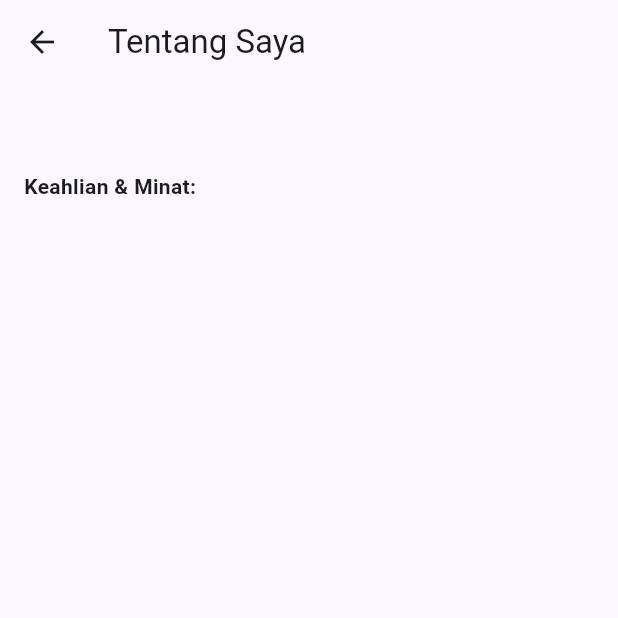
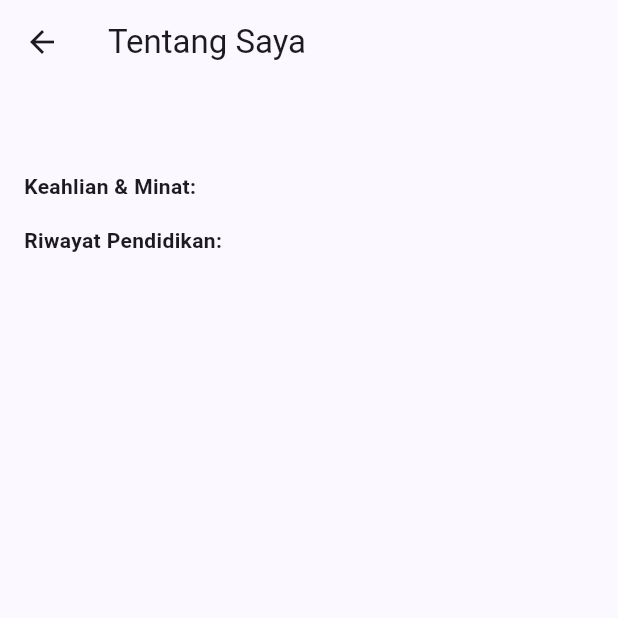
Before and after one commit to Alfin-NN/tumbal-proyek, a Flutter app: the AboutPage screen opened directly with empty values, on a phone screen of 412 x 824 dp, the top half of it. Run offline on Flutter 3.47's test engine with Material 3 defaults, Android fonts, the phone set to English and light mode, and no system bars.

Commit message:
feat(soal2-screens): buat daftar riwayat pendidikan menggunakan ListView

```diff
--- a/soal2_profil_app/lib/screens/about_page.dart
+++ b/soal2_profil_app/lib/screens/about_page.dart
@@ -1,7 +1,7 @@
 import 'package:flutter/material.dart';
 import '../models/profile.dart';
 
-// Halaman tentang saya dengan daftar keahlian
+// Halaman tentang saya dengan riwayat pendidikan
 class AboutPage extends StatelessWidget {
   final Profile profile;
 
@@ -26,6 +26,18 @@ class AboutPage extends StatelessWidget {
               title: Text(profile.keahlian[i]),
             ),
           ),
+          const SizedBox(height: 16),
+          const Text('Riwayat Pendidikan:', style: TextStyle(fontWeight: FontWeight.bold)),
+          ListView.builder(
+            shrinkWrap: true,
+            physics: const NeverScrollableScrollPhysics(),
+            itemCount: profile.riwayatPendidikan.length,
+            itemBuilder: (c, i) => ListTile(
+              leading: const Icon(Icons.school, color: Colors.blue),
+              title: Text(profile.riwayatPendidikan[i]['namaSekolah'] ?? ''),
+              subtitle: Text(profile.riwayatPendidikan[i]['jurusan'] ?? ''),
+            ),
+          ),
         ],
       ),
     );
```
